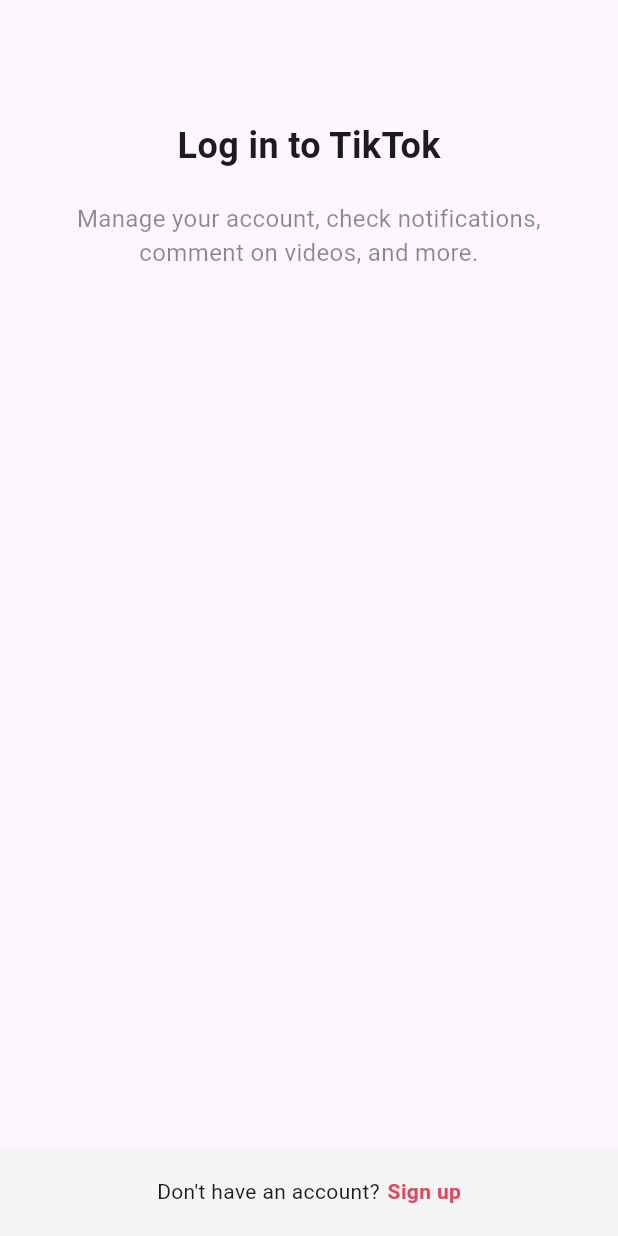
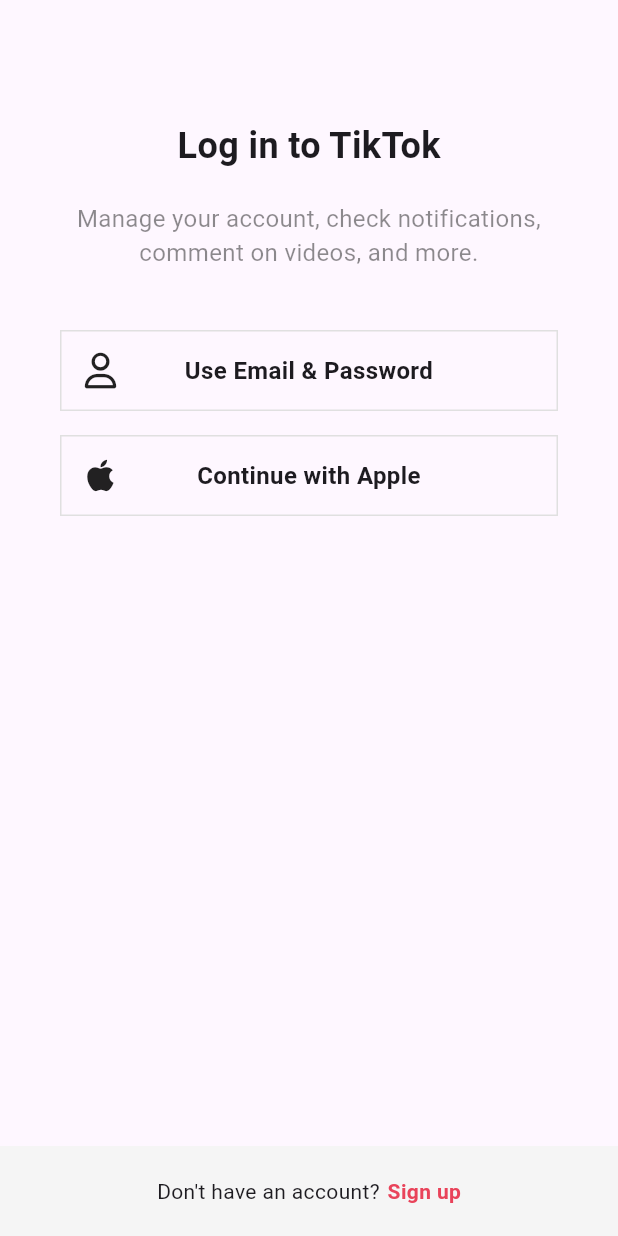
Before and after one commit to hchannni/flutter_tiktok_clone, a Flutter app: the screen it shows after launch, after a tap on "Log in", on a phone screen of 412 x 824 dp. Run offline on Flutter 3.47's test engine with Material 3 defaults, Android fonts, the phone set to English and light mode, and no system bars; our stand-ins replace font_awesome_flutter.

Commit message:
Feat: AuthButton 추가. - font_awesome_flutter 패키지 설치 - FractionallySizedBox 위젯으로 화면 크기에 맞게 버튼 크기 대응 - Stack 위젯으로 아이콘 배치 좌측 & 텍스트 배치 정중앙

```diff
--- a/lib/features/authentication/login_screen.dart
+++ b/lib/features/authentication/login_screen.dart
@@ -1,6 +1,8 @@
 import 'package:flutter/material.dart';
 import 'package:flutter_tiktok_clone/constants/gaps.dart';
 import 'package:flutter_tiktok_clone/constants/sizes.dart';
+import 'package:flutter_tiktok_clone/features/authentication/widgets/auth_button.dart';
+import 'package:font_awesome_flutter/font_awesome_flutter.dart';
 
 class LoginScreen extends StatelessWidget {
   const LoginScreen({super.key});
@@ -38,6 +40,15 @@
                 textAlign: TextAlign.center,
               ),
               Gaps.v40,
+              AuthButton(
+                icon: FaIcon(FontAwesomeIcons.user),
+                text: 'Use Email & Password',
+              ),
+              Gaps.v16,
+              AuthButton(
+                icon: FaIcon(FontAwesomeIcons.apple),
+                text: 'Continue with Apple',
+              ),
             ],
           ),
         ),
--- a/lib/features/authentication/sign_up_screen.dart
+++ b/lib/features/authentication/sign_up_screen.dart
@@ -3,6 +3,7 @@
 import 'package:flutter_tiktok_clone/constants/sizes.dart';
 import 'package:flutter_tiktok_clone/features/authentication/login_screen.dart';
 import 'package:flutter_tiktok_clone/features/authentication/widgets/auth_button.dart';
+import 'package:font_awesome_flutter/font_awesome_flutter.dart';
 
 class SignUpScreen extends StatelessWidget {
   const SignUpScreen({super.key});
@@ -44,8 +45,15 @@
                 textAlign: TextAlign.center,
               ),
               Gaps.v40,
-              AuthButton(text: 'Use phone or email'),
-              AuthButton(text: 'Continue with Apple'),
+              AuthButton(
+                icon: FaIcon(FontAwesomeIcons.user),
+                text: 'Use Email & Password',
+              ),
+              Gaps.v16,
+              AuthButton(
+                icon: FaIcon(FontAwesomeIcons.apple),
+                text: 'Continue with Apple',
+              ),
             ],
           ),
         ),
--- a/lib/features/authentication/widgets/auth_button.dart
+++ b/lib/features/authentication/widgets/auth_button.dart
@@ -1,9 +1,15 @@
 import 'package:flutter/material.dart';
 import 'package:flutter_tiktok_clone/constants/sizes.dart';
+import 'package:font_awesome_flutter/font_awesome_flutter.dart';
 
 class AuthButton extends StatelessWidget {
-  const AuthButton({super.key, required this.text});
+  const AuthButton({
+    super.key,
+    required this.text,
+    required this.icon,
+  });
 
+  final FaIcon icon;
   final String text;
 
   @override
@@ -11,15 +17,25 @@
     return FractionallySizedBox(
       widthFactor: 1,
       child: Container(
-        padding: EdgeInsets.symmetric(
-          vertical: Sizes.size14,
-        ),
+        padding: EdgeInsets.all(Sizes.size14),
         decoration: BoxDecoration(
             border: Border.all(
           color: Colors.grey.shade300,
           width: Sizes.size1,
         )),
-        child: Text(
+        child: Stack(
+          alignment: Alignment.center,
+          children: [
+            Align(
+              alignment: Alignment.centerLeft,
+              child: Container(
+                width: Sizes.size24,
+                height: Sizes.size24,
+                alignment: Alignment.center,
+                child: icon,
+              ),
+            ),
+            Text(
               text,
               textAlign: TextAlign.center,
               style: TextStyle(
@@ -27,6 +43,8 @@
                 fontWeight: FontWeight.w600,
               ),
             ),
+          ],
+        ),
       ),
     );
   }
--- a/pubspec.yaml
+++ b/pubspec.yaml
@@ -2,7 +2,7 @@
 description: "A new Flutter project."
 # The following line prevents the package from being accidentally published to
 # pub.dev using `flutter pub publish`. This is preferred for private packages.
-publish_to: 'none' # Remove this line if you wish to publish to pub.dev
+publish_to: "none" # Remove this line if you wish to publish to pub.dev
 
 # The following defines the version and build number for your application.
 # A version number is three numbers separated by dots, like 1.2.43
@@ -35,6 +35,8 @@
   # Use with the CupertinoIcons class for iOS style icons.
   cupertino_icons: ^1.0.8
 
+  font_awesome_flutter: ^10.3.0
+
 dev_dependencies:
   flutter_test:
     sdk: flutter
@@ -51,7 +53,6 @@
 
 # The following section is specific to Flutter packages.
 flutter:
-
   # The following line ensures that the Material Icons font is
   # included with your application, so that you can use the icons in
   # the material Icons class.
```
Also changed, not shown: pubspec.lock. Lines whose indentation alone changed are shown as unchanged.
